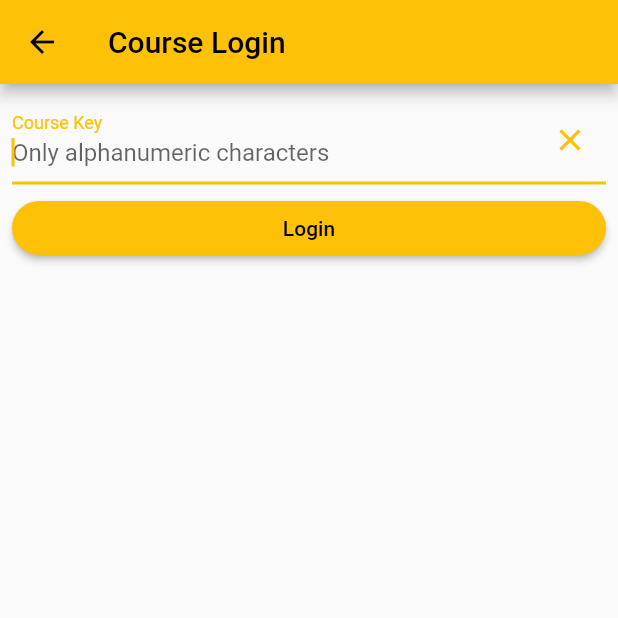
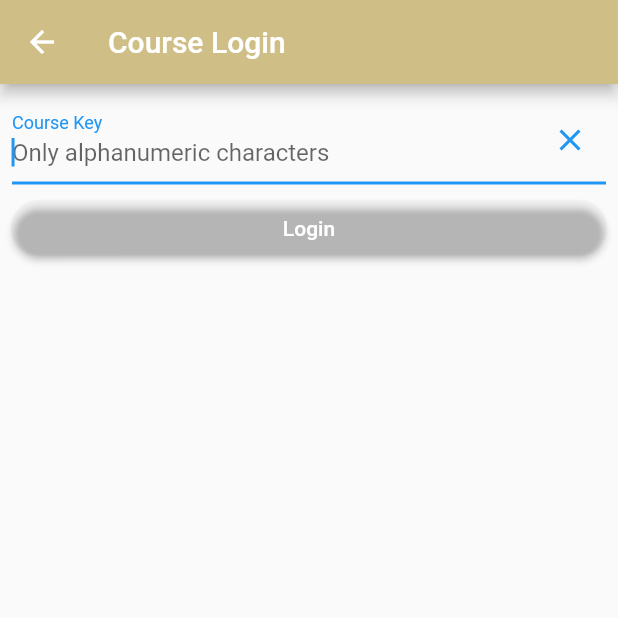
Before and after one commit to Zomtir/cptclient, a Flutter app: the LoginCoursePage screen opened directly, on a phone screen of 412 x 824 dp, the top half of it. Run offline on Flutter 3.47's test engine with Material 2 defaults, Android fonts, the phone set to English and light mode, and no system bars; our stand-ins replace yaml; missing offline and left inert: universal_html; generated files the repository leaves out were written again; statements that could not run were skipped.

Commit message:
Fix some theme colors

```diff
--- a/lib/main.dart
+++ b/lib/main.dart
@@ -23,7 +23,9 @@ void main() {
       Locale('de'), // German
     ],
     theme: ThemeData(
-      primarySwatch: Colors.amber,
+      appBarTheme: AppBarTheme(
+        backgroundColor: Color.fromARGB(255, 208, 190, 135),
+      ),
       elevatedButtonTheme: ElevatedButtonThemeData(
         style: ElevatedButton.styleFrom(
           padding: EdgeInsets.symmetric(horizontal: 50, vertical: 10),
--- a/lib/material/design/AppButtonHeavyStyle.dart
+++ b/lib/material/design/AppButtonHeavyStyle.dart
@@ -3,6 +3,7 @@ import 'package:flutter/material.dart';
 class AppButtonHeavyStyle extends ButtonStyle {
   const AppButtonHeavyStyle()
       : super(
+          backgroundColor: const MaterialStatePropertyAll(Color(0xD1BE87)),
           shape: const MaterialStatePropertyAll<RoundedRectangleBorder>(
             RoundedRectangleBorder(
               borderRadius: const BorderRadius.all(Radius.circular(18)),
--- a/lib/material/design/AppButtonLightStyle.dart
+++ b/lib/material/design/AppButtonLightStyle.dart
@@ -3,7 +3,7 @@ import 'package:flutter/material.dart';
 class AppButtonLightStyle extends ButtonStyle {
   const AppButtonLightStyle()
       : super(
-          backgroundColor: const MaterialStatePropertyAll(Color(0x46FFC107)),
+          //backgroundColor: const MaterialStatePropertyAll(Color(0x11F3ECD9)),
           shape: const MaterialStatePropertyAll<RoundedRectangleBorder>(
             RoundedRectangleBorder(
               borderRadius: const BorderRadius.all(Radius.circular(18)),
```
